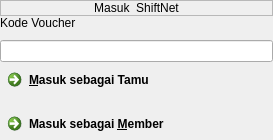
shift-net/shiftnet-billing-client, file src/client/guestloginwidget.ui: the form before one commit.
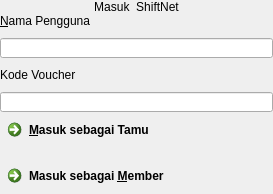
The form after the commit. Icons and pictures are not drawn.

Commit message: Added username field on guest login

What changed in the file:
```diff
--- a/src/client/guestloginwidget.ui
+++ b/src/client/guestloginwidget.ui
@@ -7,7 +7,7 @@
     <x>0</x>
     <y>0</y>
     <width>273</width>
-    <height>138</height>
+    <height>193</height>
    </rect>
   </property>
   <property name="sizePolicy">
@@ -44,10 +44,13 @@
    <item>
     <widget class="QFrame" name="headerFrame">
      <property name="frameShape">
-      <enum>QFrame::StyledPanel</enum>
+      <enum>QFrame::NoFrame</enum>
      </property>
      <property name="frameShadow">
-      <enum>QFrame::Raised</enum>
+      <enum>QFrame::Plain</enum>
+     </property>
+     <property name="lineWidth">
+      <number>0</number>
      </property>
      <layout class="QVBoxLayout" name="verticalLayout">
       <property name="spacing">
@@ -67,6 +70,9 @@
       </property>
       <item>
        <widget class="QLabel" name="titleLabel">
+        <property name="lineWidth">
+         <number>0</number>
+        </property>
         <property name="text">
          <string>Masuk  ShiftNet</string>
         </property>
@@ -96,6 +102,26 @@
       <property name="bottomMargin">
        <number>0</number>
       </property>
+      <item>
+       <widget class="QLabel" name="label">
+        <property name="text">
+         <string>&amp;Nama Pengguna</string>
+        </property>
+        <property name="buddy">
+         <cstring>usernameEdit</cstring>
+        </property>
+       </widget>
+      </item>
+      <item>
+       <widget class="QLineEdit" name="usernameEdit">
+        <property name="maxLength">
+         <number>40</number>
+        </property>
+        <property name="clearButtonEnabled">
+         <bool>true</bool>
+        </property>
+       </widget>
+      </item>
       <item>
        <widget class="QLabel" name="label_2">
         <property name="text">
@@ -114,6 +140,9 @@
         <property name="echoMode">
          <enum>QLineEdit::Password</enum>
         </property>
+        <property name="clearButtonEnabled">
+         <bool>true</bool>
+        </property>
        </widget>
       </item>
      </layout>
```
Left out of the diff: 1 changed line with no effect on the pictures. The commit also changes 4 other files.
